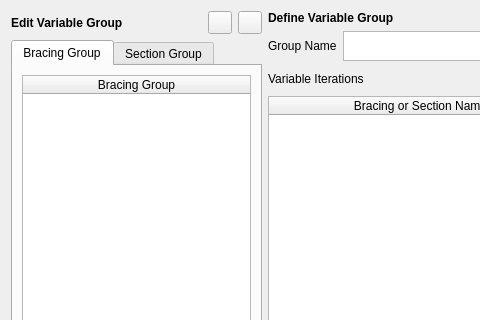
Old version of the form resources/UI/autobuilder_designvariable_v1.ui in the repository UofT-Seismic-Design-Team/Autobuilder-3.0; both pictures show x 0 to 480 and y 0 to 320 of the 584 by 517 pixel window.
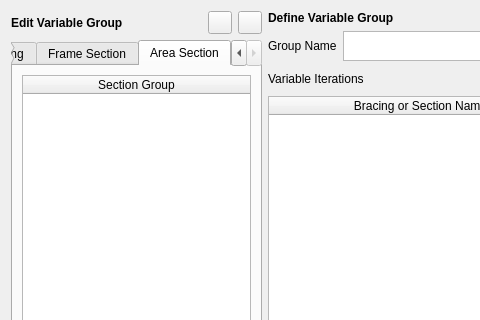
New version of the form. The open tabs and pages were chosen to show the change.

Patch:
```diff
--- a/resources/UI/autobuilder_designvariable_v1.ui
+++ b/resources/UI/autobuilder_designvariable_v1.ui
@@ -56,7 +56,7 @@
          </property>
          <widget class="QWidget" name="bracingGroupTab">
           <attribute name="title">
-           <string>Bracing Group</string>
+           <string>Bracing</string>
           </attribute>
           <layout class="QVBoxLayout" name="verticalLayout_3">
            <item>
@@ -84,7 +84,7 @@
          </widget>
          <widget class="QWidget" name="sectionGroupTab">
           <attribute name="title">
-           <string>Section Group</string>
+           <string>Frame Section</string>
           </attribute>
           <layout class="QVBoxLayout" name="verticalLayout_5">
            <item>
@@ -101,6 +101,25 @@
            </item>
           </layout>
          </widget>
+         <widget class="QWidget" name="areaSectionTab">
+          <attribute name="title">
+           <string>Area Section</string>
+          </attribute>
+          <layout class="QVBoxLayout" name="verticalLayout_6">
+           <item>
+            <widget class="QTableWidget" name="areaSectionGroupTable">
+             <attribute name="horizontalHeaderStretchLastSection">
+              <bool>true</bool>
+             </attribute>
+             <column>
+              <property name="text">
+               <string>Section Group</string>
+              </property>
+             </column>
+            </widget>
+           </item>
+          </layout>
+         </widget>
         </widget>
        </item>
       </layout>
```
Left out of the diff: 2 changed lines with no effect on the pictures.
